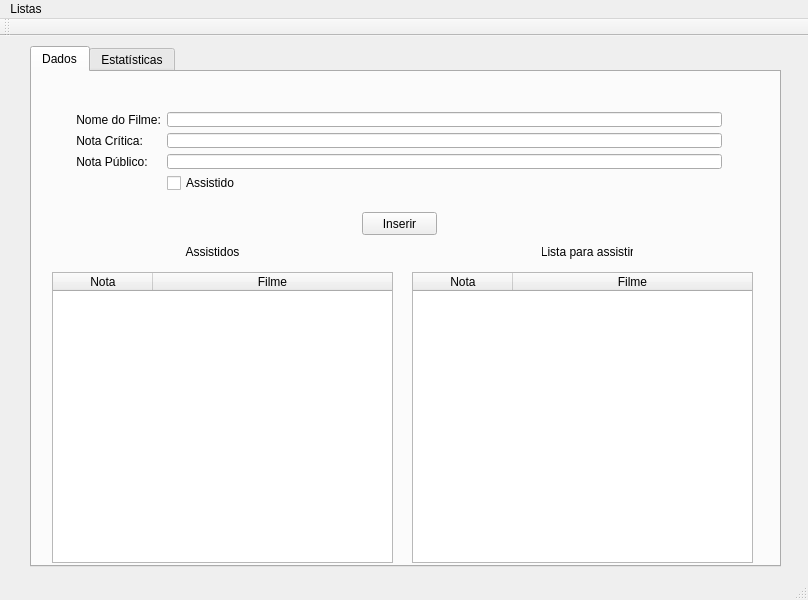
This is mainwindow.ui in andressatheotonio/FilmListQT as Qt 5 draws it before an edit. The edited form follows.
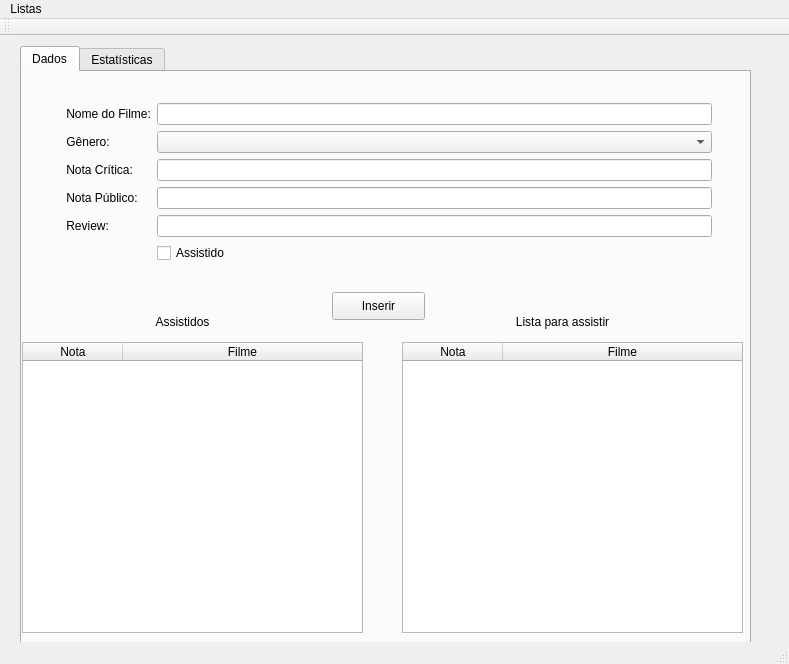
This is the edited form.

The edit to the form file:
```diff
--- a/mainwindow.ui
+++ b/mainwindow.ui
@@ -6,8 +6,8 @@
    <rect>
     <x>0</x>
     <y>0</y>
-    <width>808</width>
-    <height>600</height>
+    <width>789</width>
+    <height>664</height>
    </rect>
   </property>
   <property name="windowTitle">
@@ -17,10 +17,10 @@
    <widget class="QTabWidget" name="tabWidget">
     <property name="geometry">
      <rect>
-      <x>30</x>
+      <x>20</x>
       <y>10</y>
-      <width>751</width>
-      <height>521</height>
+      <width>731</width>
+      <height>601</height>
      </rect>
     </property>
     <property name="layoutDirection">
@@ -37,72 +37,76 @@
       <property name="geometry">
        <rect>
         <x>30</x>
-        <y>29</y>
+        <y>20</y>
         <width>671</width>
-        <height>101</height>
+        <height>197</height>
        </rect>
       </property>
       <layout class="QFormLayout" name="formLayout">
-       <item row="0" column="0">
+       <item row="1" column="0">
         <widget class="QLabel" name="lbName">
          <property name="text">
           <string> Nome do Filme:</string>
          </property>
         </widget>
        </item>
-       <item row="0" column="1">
+       <item row="1" column="1">
         <widget class="QLineEdit" name="leName"/>
        </item>
-       <item row="1" column="0">
+       <item row="2" column="1">
+        <widget class="QComboBox" name="cbGenero"/>
+       </item>
+       <item row="3" column="0">
         <widget class="QLabel" name="lbCritica">
          <property name="text">
           <string> Nota Crítica:</string>
          </property>
         </widget>
        </item>
-       <item row="1" column="1">
+       <item row="3" column="1">
         <widget class="QLineEdit" name="leCritica"/>
        </item>
-       <item row="2" column="0">
+       <item row="4" column="0">
         <widget class="QLabel" name="lbPublico">
          <property name="text">
           <string> Nota Público:</string>
          </property>
         </widget>
        </item>
-       <item row="2" column="1">
+       <item row="4" column="1">
         <widget class="QLineEdit" name="lePublico"/>
        </item>
-       <item row="3" column="1">
-        <widget class="QCheckBox" name="checkBox">
-         <property name="layoutDirection">
-          <enum>Qt::LeftToRight</enum>
+       <item row="5" column="0">
+        <widget class="QLabel" name="lbReview">
+         <property name="text">
+          <string> Review:</string>
          </property>
+        </widget>
+       </item>
+       <item row="5" column="1">
+        <widget class="QLineEdit" name="leReview"/>
+       </item>
+       <item row="6" column="1">
+        <widget class="QCheckBox" name="chbAssistido">
          <property name="text">
           <string>Assistido</string>
          </property>
         </widget>
        </item>
+       <item row="2" column="0">
+        <widget class="QLabel" name="lbName_2">
+         <property name="text">
+          <string> Gênero:</string>
+         </property>
+        </widget>
+       </item>
       </layout>
      </widget>
-     <widget class="QPushButton" name="btnInserir">
-      <property name="geometry">
-       <rect>
-        <x>330</x>
-        <y>140</y>
-        <width>75</width>
-        <height>23</height>
-       </rect>
-      </property>
-      <property name="text">
-       <string>Inserir</string>
-      </property>
-     </widget>
      <widget class="QTableWidget" name="tbAssistidos">
       <property name="geometry">
        <rect>
-        <x>20</x>
-        <y>200</y>
+        <x>0</x>
+        <y>270</y>
         <width>341</width>
         <height>291</height>
        </rect>
@@ -139,8 +143,8 @@
      <widget class="QLabel" name="label">
       <property name="geometry">
        <rect>
-        <x>140</x>
-        <y>170</y>
+        <x>120</x>
+        <y>240</y>
         <width>81</width>
         <height>20</height>
        </rect>
@@ -158,9 +162,9 @@
      <widget class="QLabel" name="label_2">
       <property name="geometry">
        <rect>
-        <x>510</x>
-        <y>170</y>
-        <width>91</width>
+        <x>480</x>
+        <y>240</y>
+        <width>121</width>
         <height>20</height>
        </rect>
       </property>
@@ -178,7 +182,7 @@
       <property name="geometry">
        <rect>
         <x>380</x>
-        <y>200</y>
+        <y>270</y>
         <width>341</width>
         <height>291</height>
        </rect>
@@ -212,6 +216,19 @@
        </property>
       </column>
      </widget>
+     <widget class="QPushButton" name="btnInserir">
+      <property name="geometry">
+       <rect>
+        <x>310</x>
+        <y>220</y>
+        <width>93</width>
+        <height>28</height>
+       </rect>
+      </property>
+      <property name="text">
+       <string>Inserir</string>
+      </property>
+     </widget>
     </widget>
     <widget class="QWidget" name="Estatisticas">
      <attribute name="title">
@@ -225,8 +242,8 @@
     <rect>
      <x>0</x>
      <y>0</y>
-     <width>808</width>
-     <height>21</height>
+     <width>789</width>
+     <height>26</height>
     </rect>
    </property>
    <widget class="QMenu" name="menuListas">
```
Left out of the diff: 6 changed lines with no effect on the pictures.
